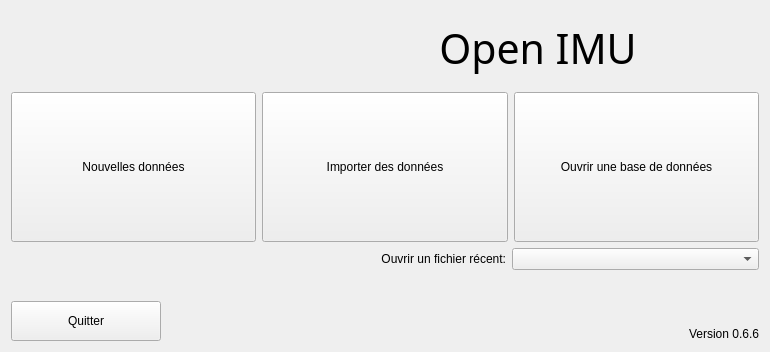
Old version of the form python/resources/ui/StartDialog.ui in the repository introlab/OpenIMU.
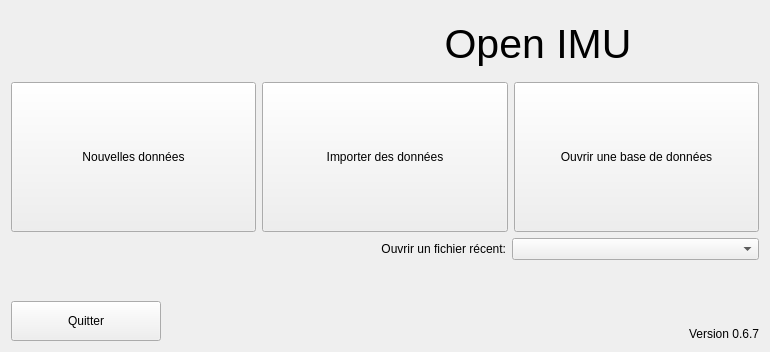
New version of the form. Icons and pictures are not drawn.

Commit message: Refs #63. Replaced "_" in exported variables names with ""

What changed in the file:
```diff
--- a/python/resources/ui/StartDialog.ui
+++ b/python/resources/ui/StartDialog.ui
@@ -56,7 +56,6 @@
         </property>
         <property name="font">
          <font>
-          <family>Mongolian Baiti</family>
           <pointsize>31</pointsize>
          </font>
         </property>
@@ -319,7 +318,7 @@
         </sizepolicy>
        </property>
        <property name="text">
-        <string>Version 0.6.6</string>
+        <string>&lt;html&gt;&lt;head/&gt;&lt;body&gt;&lt;p&gt;Version 0.6.7&lt;/p&gt;&lt;/body&gt;&lt;/html&gt;</string>
        </property>
        <property name="alignment">
         <set>Qt::AlignBottom|Qt::AlignRight|Qt::AlignTrailing</set>
```
The commit also changes 2 other files.
